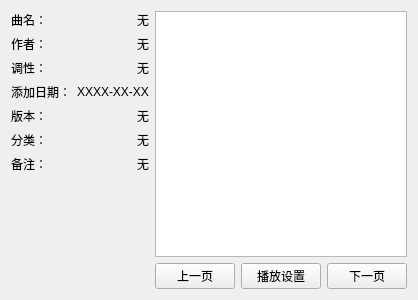
This is scoreviewer.ui in 2094780632/MusicSheetsManager as Qt 5 draws it before an edit. The edited form follows.
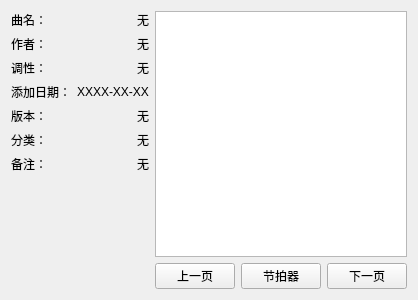
This is the edited form. Icons and pictures are not drawn.

```diff
--- a/scoreviewer.ui
+++ b/scoreviewer.ui
@@ -161,10 +161,13 @@
          </property>
         </widget>
        </item>
-       <item>
+       <item alignment="Qt::AlignmentFlag::AlignHCenter">
         <widget class="QPushButton" name="btnPlayCfg">
          <property name="text">
-          <string>播放设置</string>
+          <string>节拍器</string>
+         </property>
+         <property name="icon">
+          <iconset theme="QIcon::ThemeIcon::MediaEject"/>
          </property>
         </widget>
        </item>
```
